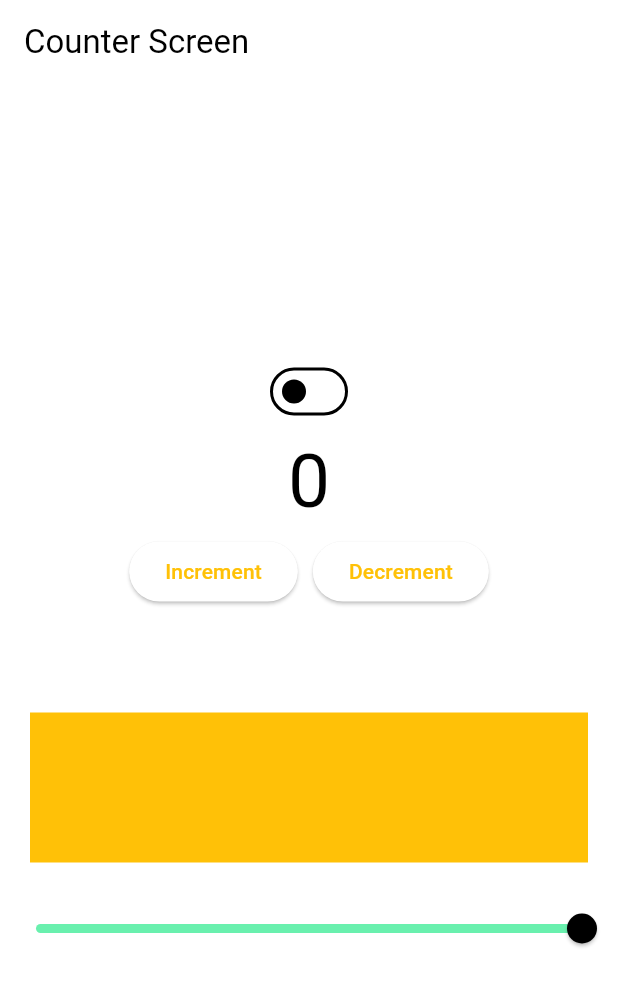
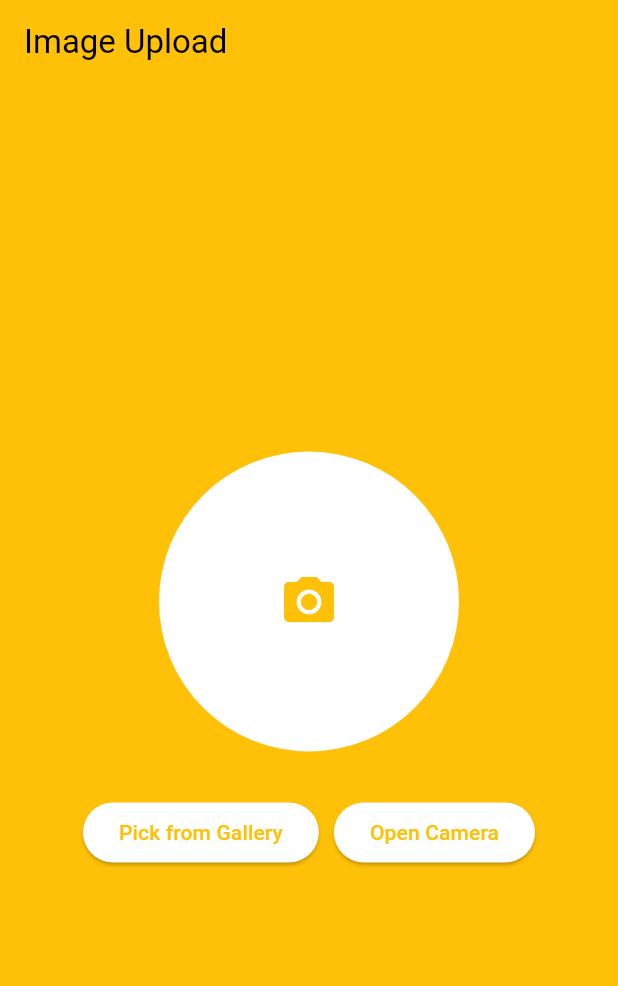
Before and after one commit to AshutoshSahu913/clean_code_with_bloc, a Flutter app: the screen it shows after launch, on a phone screen of 412 x 824 dp. Shown: the top 986 px of the screen. Run offline on Flutter 3.47's test engine with Material 3 defaults, Android fonts, the phone set to English and light mode, and no system bars; our stand-ins replace bloc, equatable, flutter_bloc, image_picker, permission_handler.

Commit message:
add image picker

```diff
--- /dev/null
+++ b/lib/bloc/image_picker_bloc/image_picker_event.dart
@@ -0,0 +1,12 @@
+part of 'image_picker_bloc.dart';
+
+abstract class ImagePickerEvent extends Equatable {
+  const ImagePickerEvent();
+
+  @override
+  List<Object?> get props => [];
+}
+
+class CaptureImage extends ImagePickerEvent {}
+
+class OpenGallery extends ImagePickerEvent {}
--- /dev/null
+++ b/lib/bloc/image_picker_bloc/image_picker_state.dart
@@ -0,0 +1,14 @@
+part of 'image_picker_bloc.dart';
+
+class ImagePickerState extends Equatable {
+  final XFile? file;
+
+  const ImagePickerState({this.file});
+
+  ImagePickerState copyWith({XFile? file}) {
+    return ImagePickerState(file: file ?? this.file);
+  }
+
+  @override
+  List<Object?> get props => [file];
+}
--- a/lib/config/routes/routes.dart
+++ b/lib/config/routes/routes.dart
@@ -1,5 +1,6 @@
 import 'package:clean_code_with_bloc/config/routes/routes_name.dart';
 import 'package:clean_code_with_bloc/views/counter/counter_screen.dart';
+import 'package:clean_code_with_bloc/views/image_upload/image_upload_screen.dart';
 import 'package:flutter/material.dart';
 
 import '../../views/view.dart';
@@ -15,6 +16,8 @@ class Routes {
         return MaterialPageRoute(builder: (context) => HomeScreen());
       case RoutesNames.counterScreen:
         return MaterialPageRoute(builder: (context) => CounterScreen());
+      case RoutesNames.imageUploadScreen:
+        return MaterialPageRoute(builder: (context) => ImageUploadScreen());
       default:
         return MaterialPageRoute(
           builder: (context) =>
--- a/lib/config/routes/routes_name.dart
+++ b/lib/config/routes/routes_name.dart
@@ -3,4 +3,5 @@ class RoutesNames {
   static const String loginScreen = "login_screen";
   static const String homeScreen = "home_screen";
   static const String counterScreen = "counter_screen";
+  static const String  imageUploadScreen = "image_upload_screen";
 }
--- a/lib/main.dart
+++ b/lib/main.dart
@@ -1,7 +1,9 @@
 import 'package:clean_code_with_bloc/bloc/counter_bloc/counter_bloc.dart';
+import 'package:clean_code_with_bloc/bloc/image_picker_bloc/image_picker_bloc.dart';
 import 'package:clean_code_with_bloc/config/color/colors.dart';
 import 'package:clean_code_with_bloc/config/routes/routes.dart';
 import 'package:clean_code_with_bloc/config/routes/routes_name.dart';
+import 'package:clean_code_with_bloc/utils/image_picker_utils.dart';
 import 'package:flutter/material.dart';
 import 'package:flutter_bloc/flutter_bloc.dart';
 
@@ -21,6 +23,7 @@ class MyApp extends StatelessWidget {
       providers: [
         BlocProvider(create: (_) => CounterBloc()),
         BlocProvider(create: (_) => SwitchBloc()),
+        BlocProvider(create: (_) => ImagePickerBloc(ImagePickerUtils()))
       ],
       child: MaterialApp(
         title: 'Flutter Demo',
--- a/lib/services/splash/splash_services.dart
+++ b/lib/services/splash/splash_services.dart
@@ -8,7 +8,7 @@ class SplashServices {
   void isLogin(BuildContext context) {
     Timer(Duration(seconds: 3), () {
       Navigator.pushNamedAndRemoveUntil(
-          context, RoutesNames.counterScreen, (route) => false);
+          context, RoutesNames.imageUploadScreen, (route) => false);
     });
   }
 }
--- /dev/null
+++ b/lib/views/image_upload/image_upload_screen.dart
@@ -0,0 +1,86 @@
+import 'dart:io';
+
+import 'package:clean_code_with_bloc/bloc/image_picker_bloc/image_picker_bloc.dart';
+import 'package:clean_code_with_bloc/config/color/colors.dart';
+import 'package:clean_code_with_bloc/views/counter/widgets/RoundedButtonWidget.dart';
+import 'package:flutter/material.dart';
+import 'package:flutter_bloc/flutter_bloc.dart';
+
+class ImageUploadScreen extends StatefulWidget {
+  const ImageUploadScreen({super.key});
+
+  @override
+  State<ImageUploadScreen> createState() => _ImageUploadScreenState();
+}
+
+class _ImageUploadScreenState extends State<ImageUploadScreen> {
+  @override
+  Widget build(BuildContext context) {
+    return Scaffold(
+      backgroundColor: AppColors.appColor,
+      appBar: AppBar(
+        title: const Text("Image Upload"),
+        backgroundColor: AppColors.appColor,
+      ),
+      body: Center(
+        child: Column(
+          mainAxisAlignment: MainAxisAlignment.center,
+          children: [
+            // BlocBuilder listens to ImagePickerBloc and rebuilds on state changes
+            BlocBuilder<ImagePickerBloc, ImagePickerState>(
+              builder: (context, state) {
+                if (state.file == null) {
+                  // No image selected yet
+                  return InkWell(
+                    onTap: () {
+                      // Let’s say tapping on the circle opens camera
+                      context.read<ImagePickerBloc>().add(CaptureImage());
+                    },
+                    child: const CircleAvatar(
+                      radius: 100,
+                      backgroundColor: Colors.white,
+                      child: Icon(Icons.camera_alt, color: AppColors.appColor,size: 40,
+                      ),
+                    ),
+                  );
+                } else {
+                  // Image selected: show preview
+                  return ClipRRect(
+                    borderRadius: BorderRadius.circular(100),
+                    child: Image.file(
+                      File(state.file!.path),
+                      width: 200,
+                      height: 200,
+                      fit: BoxFit.cover,
+                    ),
+                  );
+                }
+              },
+            ),
+            const SizedBox(height: 30),
+
+            // Buttons Row
+            Row(
+              mainAxisAlignment: MainAxisAlignment.center,
+              children: [
+                RoundedButtonWidget(
+                  buttonTxt: 'Pick from Gallery',
+                  onPressed: () {
+                    context.read<ImagePickerBloc>().add(OpenGallery());
+                  },
+                ),
+                const SizedBox(width: 10),
+                RoundedButtonWidget(
+                  buttonTxt: 'Open Camera',
+                  onPressed: () {
+                    context.read<ImagePickerBloc>().add(CaptureImage());
+                  },
+                ),
+              ],
+            ),
+          ],
+        ),
+      ),
+    );
+  }
+}
--- a/pubspec.yaml
+++ b/pubspec.yaml
@@ -46,6 +46,9 @@ dependencies:
   flutter_secure_storage: ^9.2.4
   freezed: ^3.2.3
   google_fonts: ^6.3.2
+  image_picker: ^1.2.0
+  permission_handler:
+
 
 
 dev_dependencies:
```
Also changed, not shown: lib/bloc/image_picker_bloc/image_picker_bloc.dart (added, +77 -0 lines), lib/views/image_upload/widgets/ImageUploadWidget.dart (added), pubspec.lock, 1 other file.
